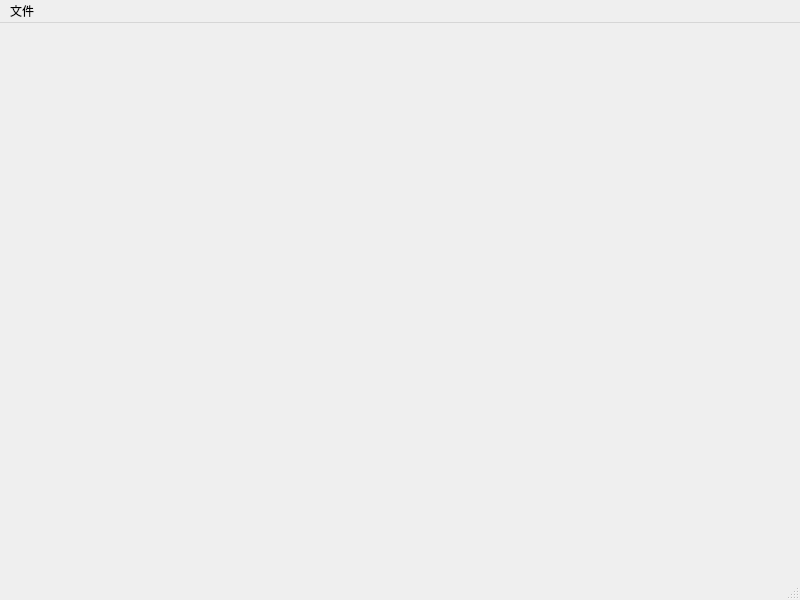
First picture: the form in filetransfer.ui, repository Chang-Yang-YC/UDP-file-transfer-based-on-GBN-protocol, before the edit.
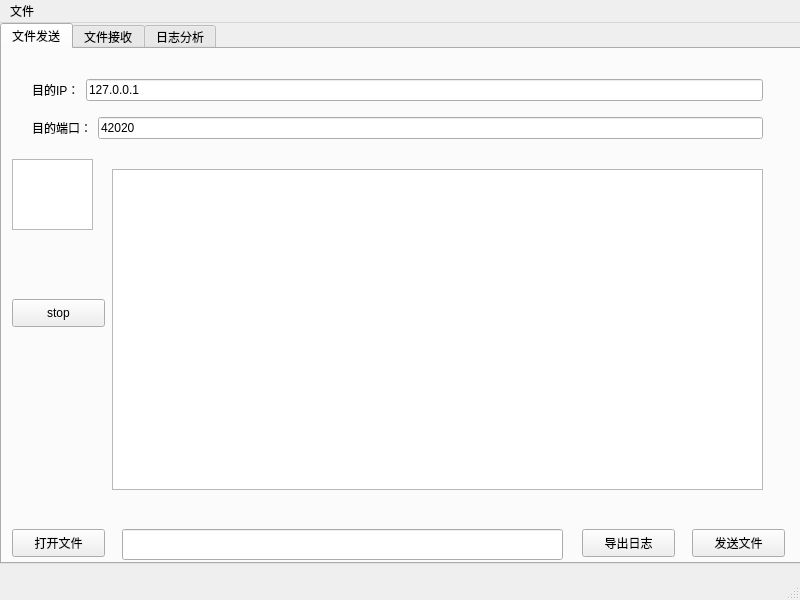
Second picture: the form after the edit.

What changed in the file:
```diff
--- a/filetransfer.ui
+++ b/filetransfer.ui
@@ -13,7 +13,215 @@
   <property name="windowTitle">
    <string>fileTransfer</string>
   </property>
-  <widget class="QWidget" name="centralwidget"/>
+  <widget class="QWidget" name="centralwidget">
+   <widget class="QTabWidget" name="tabWidget">
+    <property name="geometry">
+     <rect>
+      <x>0</x>
+      <y>0</y>
+      <width>801</width>
+      <height>541</height>
+     </rect>
+    </property>
+    <property name="currentIndex">
+     <number>0</number>
+    </property>
+    <widget class="QWidget" name="tabSend">
+     <attribute name="title">
+      <string>文件发送</string>
+     </attribute>
+     <widget class="QWidget" name="layoutWidget">
+      <property name="geometry">
+       <rect>
+        <x>30</x>
+        <y>20</y>
+        <width>731</width>
+        <height>81</height>
+       </rect>
+      </property>
+      <layout class="QVBoxLayout" name="verticalLayout">
+       <item>
+        <layout class="QHBoxLayout" name="horizontalLayout">
+         <item>
+          <widget class="QLabel" name="labelIP">
+           <property name="text">
+            <string>目的IP：</string>
+           </property>
+          </widget>
+         </item>
+         <item>
+          <widget class="QLineEdit" name="lineEditIP">
+           <property name="text">
+            <string>127.0.0.1</string>
+           </property>
+          </widget>
+         </item>
+        </layout>
+       </item>
+       <item>
+        <layout class="QHBoxLayout" name="horizontalLayout_2">
+         <item>
+          <widget class="QLabel" name="labelPort">
+           <property name="text">
+            <string>目的端口：</string>
+           </property>
+          </widget>
+         </item>
+         <item>
+          <widget class="QLineEdit" name="lineEditPort">
+           <property name="text">
+            <string>42020</string>
+           </property>
+          </widget>
+         </item>
+        </layout>
+       </item>
+      </layout>
+     </widget>
+     <widget class="QPushButton" name="pushButton1OpenFile">
+      <property name="geometry">
+       <rect>
+        <x>10</x>
+        <y>480</y>
+        <width>93</width>
+        <height>28</height>
+       </rect>
+      </property>
+      <property name="text">
+       <string>打开文件</string>
+      </property>
+     </widget>
+     <widget class="QLineEdit" name="lineEditFilepath">
+      <property name="geometry">
+       <rect>
+        <x>120</x>
+        <y>480</y>
+        <width>441</width>
+        <height>31</height>
+       </rect>
+      </property>
+      <property name="text">
+       <string/>
+      </property>
+     </widget>
+     <widget class="QPushButton" name="pushButton1SaveLog">
+      <property name="geometry">
+       <rect>
+        <x>580</x>
+        <y>480</y>
+        <width>93</width>
+        <height>28</height>
+       </rect>
+      </property>
+      <property name="text">
+       <string>导出日志</string>
+      </property>
+     </widget>
+     <widget class="QPushButton" name="pushButton1Send">
+      <property name="geometry">
+       <rect>
+        <x>690</x>
+        <y>480</y>
+        <width>93</width>
+        <height>28</height>
+       </rect>
+      </property>
+      <property name="text">
+       <string>发送文件</string>
+      </property>
+     </widget>
+     <widget class="QTableWidget" name="tableWidget1">
+      <property name="geometry">
+       <rect>
+        <x>10</x>
+        <y>110</y>
+        <width>81</width>
+        <height>71</height>
+       </rect>
+      </property>
+     </widget>
+     <widget class="QTextEdit" name="textEdit">
+      <property name="geometry">
+       <rect>
+        <x>110</x>
+        <y>120</y>
+        <width>651</width>
+        <height>321</height>
+       </rect>
+      </property>
+     </widget>
+     <widget class="QPushButton" name="pushButton">
+      <property name="geometry">
+       <rect>
+        <x>10</x>
+        <y>250</y>
+        <width>93</width>
+        <height>28</height>
+       </rect>
+      </property>
+      <property name="text">
+       <string>stop</string>
+      </property>
+     </widget>
+    </widget>
+    <widget class="QWidget" name="tabReceive">
+     <attribute name="title">
+      <string>文件接收</string>
+     </attribute>
+     <widget class="QTableWidget" name="tableWidget2">
+      <property name="geometry">
+       <rect>
+        <x>10</x>
+        <y>10</y>
+        <width>771</width>
+        <height>461</height>
+       </rect>
+      </property>
+     </widget>
+     <widget class="QPushButton" name="pushButton2SaveLog">
+      <property name="geometry">
+       <rect>
+        <x>670</x>
+        <y>480</y>
+        <width>93</width>
+        <height>28</height>
+       </rect>
+      </property>
+      <property name="text">
+       <string>导出日志</string>
+      </property>
+     </widget>
+    </widget>
+    <widget class="QWidget" name="tabLog">
+     <attribute name="title">
+      <string>日志分析</string>
+     </attribute>
+     <widget class="QTableWidget" name="tableWidget3">
+      <property name="geometry">
+       <rect>
+        <x>10</x>
+        <y>10</y>
+        <width>781</width>
+        <height>461</height>
+       </rect>
+      </property>
+     </widget>
+     <widget class="QPushButton" name="pushButton3LoadLog">
+      <property name="geometry">
+       <rect>
+        <x>670</x>
+        <y>480</y>
+        <width>93</width>
+        <height>28</height>
+       </rect>
+      </property>
+      <property name="text">
+       <string>加载日志</string>
+      </property>
+     </widget>
+    </widget>
+   </widget>
+  </widget>
   <widget class="QMenuBar" name="menubar">
    <property name="geometry">
     <rect>
```
Left out of the diff: 6 changed lines with no effect on the pictures.
